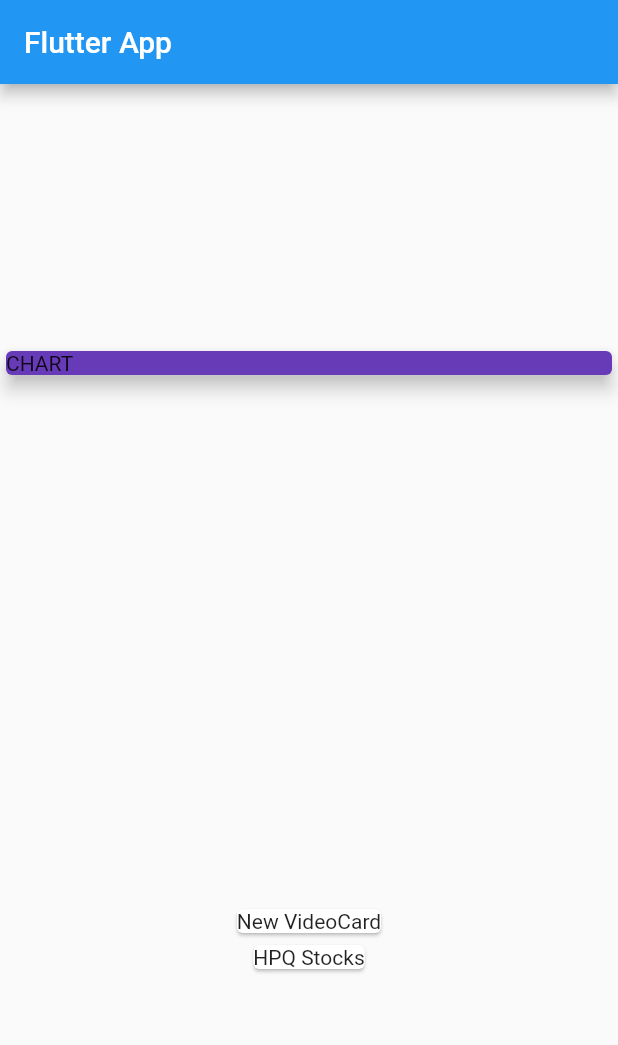
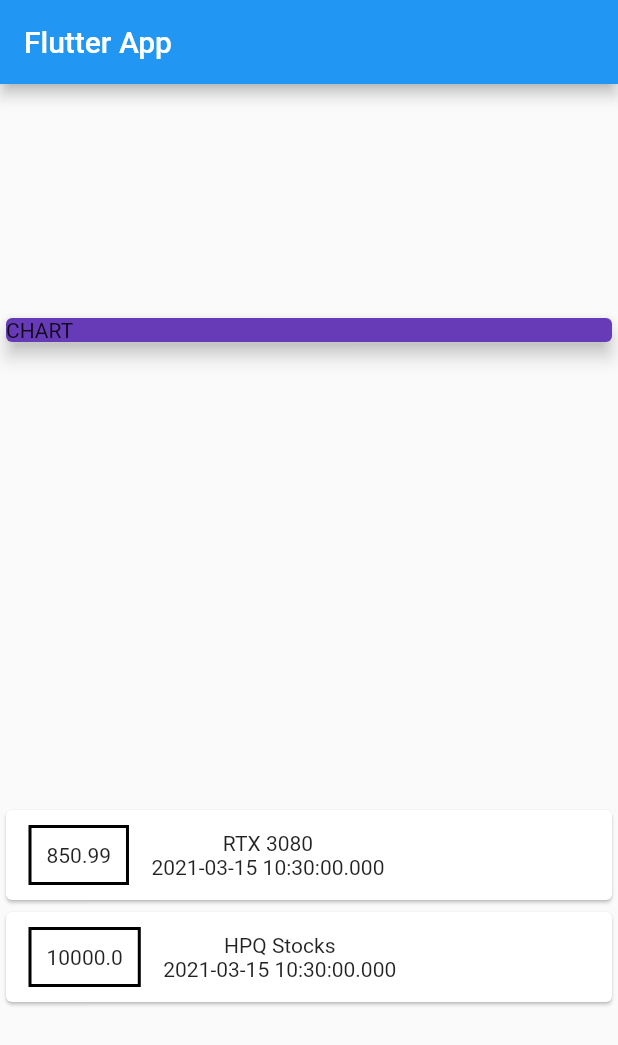
Before and after one commit to Poehnell/Flutter_course_SpenderApp, a Flutter app: the screen it shows after launch, on a phone screen of 412 x 824 dp. Shown: the top 1045 px of the screen. Run offline on Flutter 3.47's test engine with Material 2 defaults, Android fonts, the phone set to English and light mode, and no system bars.

Commit message:
created 2 tranactions in the main class with the variables hard coded. Created a column in the body with 2 cards one for a chart and one for the transactions. in the transactions card created a row with a container to show the amount and another column that will show the title and the date. Created a boxdecoration for a border around the amount that is displayed

```diff
--- a/lib/main.dart
+++ b/lib/main.dart
@@ -19,7 +19,7 @@
   final List<Transaction> transactions = [
     Transaction(
       id: 't1',
-      title: 'New VideoCard',
+      title: 'RTX 3080',
       amount: 850.99,
       date: DateTime.now(),
     ),
@@ -49,9 +49,39 @@
               elevation: 5,
             ),
           ),
-          Column(children: transactions.map((tx) {
-            return Card(child: Text(tx.title),);
-          }).toList(),),
+          Column(
+            children: transactions.map((tx) {
+              return Card(
+                child: Row(
+                  children: [
+                    Container(
+                      margin: EdgeInsets.symmetric(
+                        vertical: 10,
+                        horizontal: 15,
+                      ),
+                      decoration: BoxDecoration(
+                        border: Border.all(
+                          color: Colors.black,
+                          width: 2,
+                        ),
+                      ),
+                      padding: EdgeInsets.all(10
+                      ),
+                      child: Text(
+                        tx.amount.toString(),
+                      ),
+                    ),
+                    Column(
+                      children: [
+                        Text(tx.title),
+                        Text(tx.date.toString()),
+                      ],
+                    )
+                  ],
+                ),
+              );
+            }).toList(),
+          ),
         ],
       ),
     );
```
